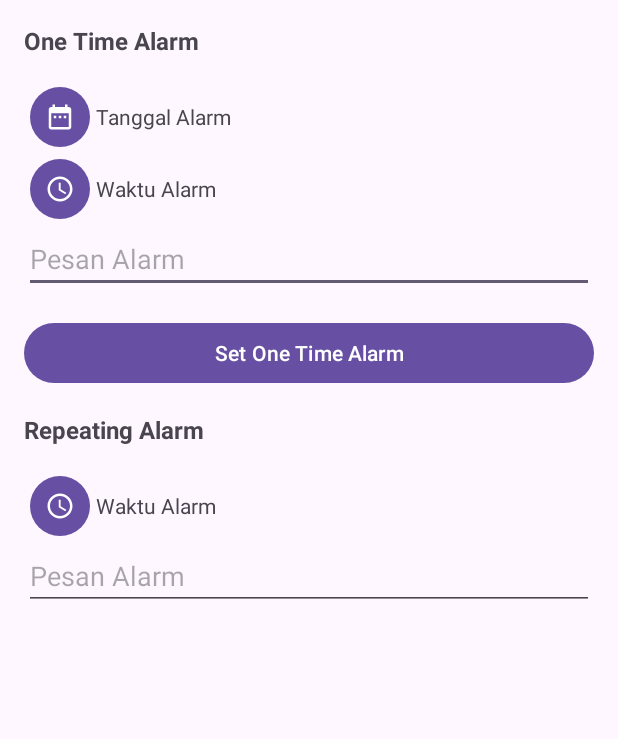
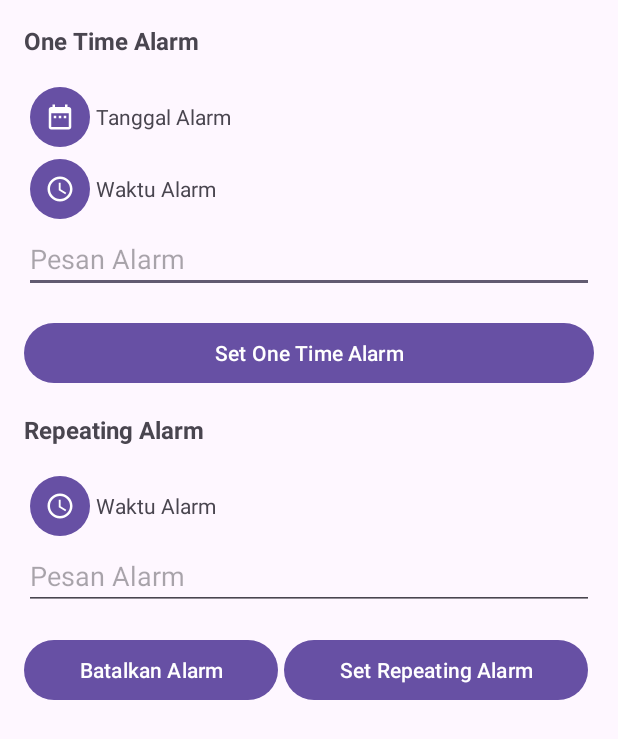
Before and after one commit to Raqhib/MyAlarmManager, an Android app: the layout activity_main.xml on its own in the app's theme, with its tools: preview values and no code run, on a phone screen of 412 x 824 dp. Shown: the top 739 px of the screen. Run offline under Robolectric (Android 15) with nearby library versions, the phone set to English and light mode, and no system bars.

Commit message:
Latihan Repeating AlarmManager

```diff
--- a/app/src/main/res/layout/activity_main.xml
+++ b/app/src/main/res/layout/activity_main.xml
@@ -96,4 +96,28 @@
         android:hint="@string/alarm_message"
         android:importantForAutofill="no"
         android:inputType="text" />
+
+    <LinearLayout
+        android:layout_width="match_parent"
+        android:layout_height="wrap_content"
+        android:gravity="center"
+        android:orientation="horizontal">
+
+        <Button
+            android:id="@+id/btn_cancel_repeating_alarm"
+            android:layout_width="wrap_content"
+            android:layout_height="wrap_content"
+            android:layout_marginEnd="4dp"
+            android:layout_weight="1"
+            android:text="@string/cancel_alarm"/>
+
+        <Button
+            android:id="@+id/btn_set_repeating_alarm"
+            android:layout_width="wrap_content"
+            android:layout_height="wrap_content"
+            android:layout_marginEnd="4dp"
+            android:layout_weight="1"
+            android:text="@string/set_repeating_alarm"/>
+    </LinearLayout>
+
 </LinearLayout>
```
Also changed, not shown: app/src/main/java/id/co/mondo/myalarmmanager/MainActivity.kt (+16 -1 lines).
